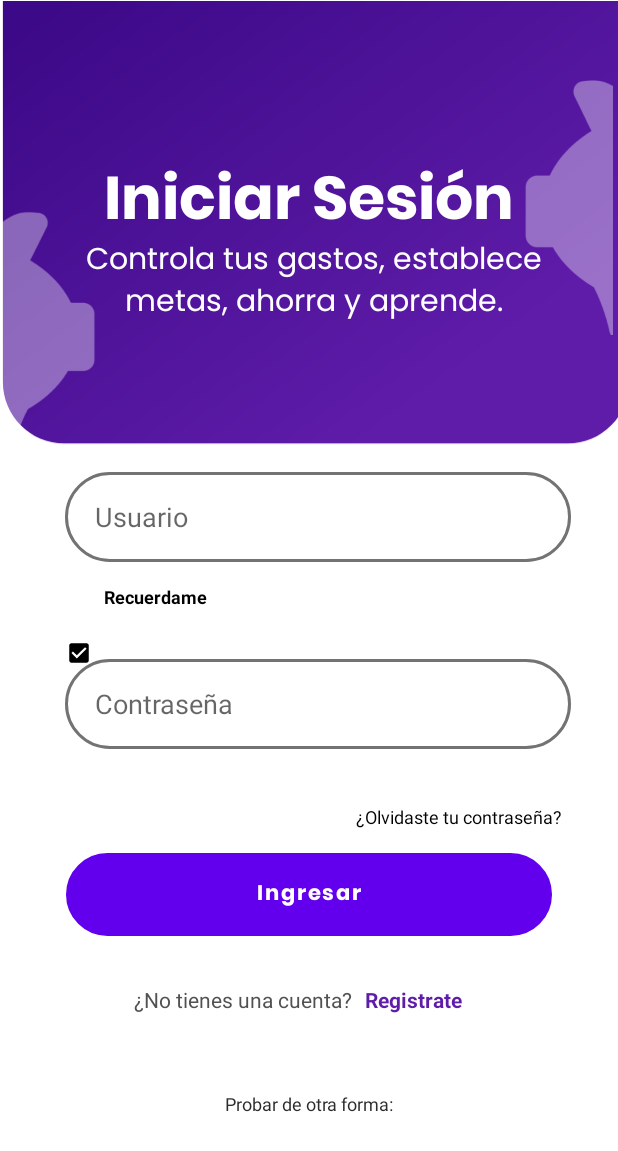
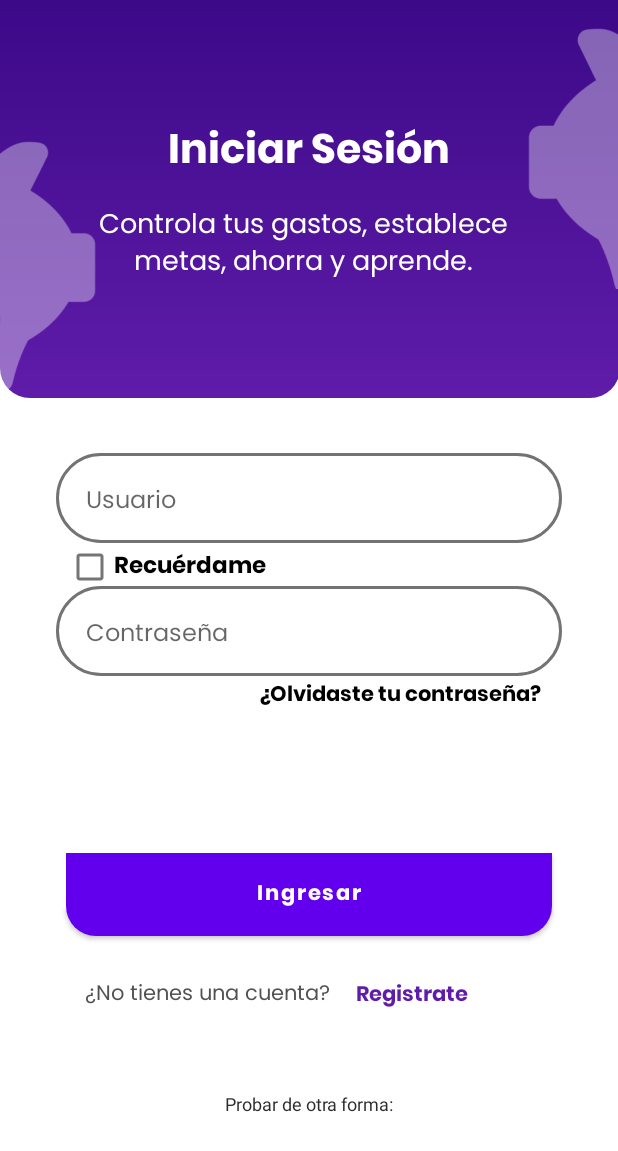
Before and after one commit to danielgranados123/Financia, an Android app: the layout activity_login.xml on its own in the app's theme, with its tools: preview values and no code run, on a phone screen of 412 x 824 dp. Shown: the top 1151 px of the screen. Run offline under Robolectric (Android 15) with nearby library versions, the phone set to English and light mode, and no system bars.

Commit message:
Cambie tipografias y tamaños en el login

```diff
--- a/AppMovil/app/src/main/AndroidManifest.xml
+++ b/AppMovil/app/src/main/AndroidManifest.xml
@@ -23,7 +23,14 @@
             android:exported="false" />
         <activity
             android:name=".activity_login"
-            android:exported="false" />
+            android:exported="true">
+
+        <intent-filter>
+            <action android:name="android.intent.action.MAIN" />
+
+            <category android:name="android.intent.category.LAUNCHER" />
+        </intent-filter>
+    </activity>
         <activity
             android:name=".ui.login.activity_login"
             android:exported="false"
@@ -31,13 +38,8 @@
         <activity
             android:name=".MainActivity"
             android:exported="true"
-            android:label="@string/app_name">
-            <intent-filter>
-                <action android:name="android.intent.action.MAIN" />
+            android:label="@string/app_name"/>
 
-                <category android:name="android.intent.category.LAUNCHER" />
-            </intent-filter>
-        </activity>
 
         <meta-data
             android:name="preloaded_fonts"
--- /dev/null
+++ b/AppMovil/app/src/main/res/drawable/ic_rectangulo_morado.xml
@@ -0,0 +1,12 @@
+<?xml version="1.0" encoding="utf-8"?>
+<layer-list xmlns:android="http://schemas.android.com/apk/res/android">
+    <item>
+        <shape android:shape="rectangle">
+            <corners android:bottomLeftRadius="20dp" android:bottomRightRadius="20dp" />
+            <gradient
+                android:startColor="#5F1CA9"
+                android:endColor="#3C0988"
+                android:angle="90" />
+        </shape>
+    </item>
+</layer-list>
--- a/AppMovil/app/src/main/res/layout/activity_login.xml
+++ b/AppMovil/app/src/main/res/layout/activity_login.xml
@@ -9,16 +9,40 @@
     tools:context=".activity_login">
 
     <ImageView
-        android:id="@+id/imageView"
-        android:layout_width="421dp"
-        android:layout_height="300dp"
+        android:id="@+id/imageView4"
+        android:layout_width="413dp"
+        android:layout_height="265dp"
+        app:layout_constraintBottom_toBottomOf="parent"
+        app:layout_constraintEnd_toEndOf="parent"
+        app:layout_constraintHorizontal_bias="0.571"
+        app:layout_constraintStart_toStartOf="parent"
+        app:layout_constraintTop_toTopOf="parent"
+        app:layout_constraintVertical_bias="0.0"
+        app:srcCompat="@drawable/ic_rectangulo_morado" />
+
+    <ImageView
+        android:id="@+id/imageView2"
+        android:layout_width="264dp"
+        android:layout_height="441dp"
         app:layout_constraintBottom_toBottomOf="parent"
         app:layout_constraintEnd_toEndOf="parent"
         app:layout_constraintHorizontal_bias="0.0"
         app:layout_constraintStart_toStartOf="parent"
         app:layout_constraintTop_toTopOf="parent"
+        app:layout_constraintVertical_bias="0.076"
+        app:srcCompat="@drawable/cerdoc" />
+
+    <ImageView
+        android:id="@+id/imageView3"
+        android:layout_width="246dp"
+        android:layout_height="194dp"
+        app:layout_constraintBottom_toBottomOf="parent"
+        app:layout_constraintEnd_toEndOf="parent"
+        app:layout_constraintHorizontal_bias="1.0"
+        app:layout_constraintStart_toStartOf="parent"
+        app:layout_constraintTop_toTopOf="parent"
         app:layout_constraintVertical_bias="0.0"
-        app:srcCompat="@drawable/ic_rectangulo" />
+        app:srcCompat="@drawable/cerdoderecha" />
 
     <TextView
         android:id="@+id/lbIniciarSesion"
@@ -27,134 +51,86 @@
         android:fontFamily="@font/poppins_bold"
         android:text="Iniciar Sesión"
         android:textColor="#ffffff"
-        android:textSize="40sp"
+        android:textSize="27sp"
         app:layout_constraintBottom_toBottomOf="parent"
         app:layout_constraintEnd_toEndOf="parent"
         app:layout_constraintStart_toStartOf="parent"
         app:layout_constraintTop_toTopOf="parent"
-        app:layout_constraintVertical_bias="0.134" />
+        app:layout_constraintVertical_bias="0.1" />
 
     <TextView
         android:id="@+id/textView2"
         android:layout_width="330dp"
         android:layout_height="57dp"
+        android:layout_marginTop="136dp"
         android:fontFamily="@font/poppins"
         android:text="Controla tus gastos, establece metas, ahorra y aprende."
         android:textAlignment="center"
         android:textColor="#ffffff"
-        android:textSize="20sp"
-        app:layout_constraintBottom_toBottomOf="@+id/imageView"
+        android:textSize="18sp"
         app:layout_constraintEnd_toEndOf="parent"
-        app:layout_constraintHorizontal_bias="0.543"
+        app:layout_constraintHorizontal_bias="0.456"
         app:layout_constraintStart_toStartOf="parent"
-        app:layout_constraintTop_toTopOf="parent"
-        app:layout_constraintVertical_bias="0.65" />
-
-    <ImageView
-        android:id="@+id/imageView2"
-        android:layout_width="262dp"
-        android:layout_height="474dp"
-        app:layout_constraintBottom_toBottomOf="parent"
-        app:layout_constraintEnd_toEndOf="parent"
-        app:layout_constraintHorizontal_bias="0.0"
-        app:layout_constraintStart_toStartOf="parent"
-        app:layout_constraintTop_toTopOf="parent"
-        app:layout_constraintVertical_bias="0.167"
-        app:srcCompat="@drawable/cerdoc" />
-
-    <ImageView
-        android:id="@+id/imageView3"
-        android:layout_width="241dp"
-        android:layout_height="260dp"
-        app:layout_constraintBottom_toBottomOf="parent"
-        app:layout_constraintEnd_toEndOf="parent"
-        app:layout_constraintHorizontal_bias="0.982"
-        app:layout_constraintStart_toStartOf="parent"
-        app:layout_constraintTop_toTopOf="parent"
-        app:layout_constraintVertical_bias="0.0"
-        app:srcCompat="@drawable/cerdoderecha" />
+        app:layout_constraintTop_toTopOf="parent" />
 
     <EditText
         android:id="@+id/txtNombreDeUsuario"
         android:layout_width="337dp"
         android:layout_height="60dp"
-        android:layout_marginBottom="76dp"
         android:background="@drawable/ic_plaintext"
         android:ems="10"
+        android:fontFamily="@font/poppins"
         android:hint="Usuario"
         android:inputType="text"
         android:paddingStart="20dp"
+        android:paddingTop="5dp"
+        android:textSize="16sp"
         app:layout_constraintBottom_toBottomOf="parent"
         app:layout_constraintEnd_toEndOf="parent"
-        app:layout_constraintHorizontal_bias="0.581"
         app:layout_constraintStart_toStartOf="parent"
-        app:layout_constraintTop_toBottomOf="@+id/imageView"
-        app:layout_constraintVertical_bias="0.037" />
+        app:layout_constraintTop_toBottomOf="@+id/imageView4"
+        app:layout_constraintVertical_bias="0.074" />
 
     <EditText
         android:id="@+id/txtCorreoElectronico"
         android:layout_width="337dp"
         android:layout_height="60dp"
-        android:layout_marginBottom="76dp"
+        android:layout_marginBottom="372dp"
         android:background="@drawable/ic_plaintext"
         android:ems="10"
+        android:fontFamily="@font/poppins"
         android:hint="Contraseña"
         android:inputType="text"
         android:paddingStart="20dp"
+        android:paddingTop="5dp"
+        android:textSize="16sp"
         app:layout_constraintBottom_toBottomOf="parent"
         app:layout_constraintEnd_toEndOf="parent"
-        app:layout_constraintHorizontal_bias="0.581"
         app:layout_constraintStart_toStartOf="parent"
-        app:layout_constraintTop_toBottomOf="@+id/imageView"
-        app:layout_constraintVertical_bias="0.359" />
-
-    <ImageView
-        android:id="@+id/imageView4"
-        android:layout_width="17dp"
-        android:layout_height="17dp"
-        app:layout_constraintBottom_toBottomOf="parent"
-        app:layout_constraintEnd_toEndOf="parent"
-        app:layout_constraintHorizontal_bias="0.111"
-        app:layout_constraintStart_toStartOf="parent"
-        app:layout_constraintTop_toTopOf="parent"
-        app:layout_constraintVertical_bias="0.529"
-        app:srcCompat="@drawable/check" />
+        app:layout_constraintTop_toBottomOf="@+id/txtNombreDeUsuario"
+        app:layout_constraintVertical_bias="0.96" />
 
     <TextView
         android:id="@+id/textViewContraseña"
         android:layout_width="wrap_content"
         android:layout_height="wrap_content"
+        android:layout_marginBottom="348dp"
+        android:fontFamily="@font/poppins_bold"
         android:text="¿Olvidaste tu contraseña?"
         android:textColor="#000000"
-        android:textSize="12sp"
+        android:textSize="14sp"
         app:layout_constraintBottom_toBottomOf="parent"
         app:layout_constraintEnd_toEndOf="parent"
-        app:layout_constraintHorizontal_bias="0.863"
+        app:layout_constraintHorizontal_bias="0.772"
         app:layout_constraintStart_toStartOf="parent"
-        app:layout_constraintTop_toTopOf="parent"
-        app:layout_constraintVertical_bias="0.664" />
-
-    <TextView
-        android:id="@+id/textViewRecuerdame"
-        android:layout_width="wrap_content"
-        android:layout_height="wrap_content"
-        android:text="Recuerdame"
-        android:textColor="#000000"
-        android:textSize="12sp"
-        android:textStyle="bold"
-        app:layout_constraintBottom_toBottomOf="@+id/imageView2"
-        app:layout_constraintEnd_toEndOf="parent"
-        app:layout_constraintHorizontal_bias="0.201"
-        app:layout_constraintStart_toStartOf="parent"
-        app:layout_constraintTop_toTopOf="parent"
-        app:layout_constraintVertical_bias="0.754" />
+        app:layout_constraintTop_toBottomOf="@+id/txtCorreoElectronico" />
 
     <Button
         android:id="@+id/btnIngresarLogin"
         android:layout_width="324dp"
         android:layout_height="55dp"
-        android:background="@drawable/ic_plaintext"
-        android:backgroundTint="#5F1CA8"
+        android:background="@drawable/ic_rectangulo_morado"
+
         android:fontFamily="@font/poppins_bold"
         android:text="Ingresar"
         android:textAllCaps="false"
@@ -169,31 +145,38 @@
         android:layout_width="wrap_content"
         android:layout_height="wrap_content"
         android:layout_marginBottom="148dp"
+        android:fontFamily="@font/poppins"
         android:text="¿No tienes una cuenta?"
         android:textColor="#515151"
         app:layout_constraintBottom_toBottomOf="parent"
         app:layout_constraintEnd_toEndOf="parent"
-        app:layout_constraintHorizontal_bias="0.334"
-        app:layout_constraintStart_toStartOf="parent" />
+        app:layout_constraintHorizontal_bias="0.229"
+        app:layout_constraintStart_toStartOf="parent"
+        app:layout_constraintTop_toBottomOf="@+id/btnIngresarLogin"
+        app:layout_constraintVertical_bias="0.971" />
 
     <TextView
         android:id="@+id/textView7"
         android:layout_width="wrap_content"
         android:layout_height="wrap_content"
         android:layout_marginBottom="148dp"
+        android:fontFamily="@font/poppins_bold"
         android:text="Registrate"
         android:textColor="#5F1CA8"
         android:textStyle="bold"
         app:layout_constraintBottom_toBottomOf="parent"
         app:layout_constraintEnd_toEndOf="parent"
-        app:layout_constraintHorizontal_bias="0.701"
-        app:layout_constraintStart_toStartOf="parent" />
+        app:layout_constraintHorizontal_bias="0.703"
+        app:layout_constraintStart_toStartOf="parent"
+        app:layout_constraintTop_toBottomOf="@+id/btnIngresarLogin"
+        app:layout_constraintVertical_bias="1.0" />
 
     <TextView
         android:id="@+id/textView8"
         android:layout_width="wrap_content"
         android:layout_height="wrap_content"
         android:layout_marginBottom="80dp"
+        android:fontFamily=""
         android:text="Probar de otra forma:"
         android:textColor="#2C2C2C"
         android:textSize="12sp"
@@ -203,5 +186,19 @@
         app:layout_constraintTop_toBottomOf="@+id/textView6"
         app:layout_constraintVertical_bias="1.0" />
 
+    <CheckBox
+        android:id="@+id/checkBox"
+        android:layout_width="wrap_content"
+        android:layout_height="wrap_content"
+        android:layout_marginTop="52dp"
+        android:fontFamily="@font/poppins_bold"
+
+        android:text="Recuérdame"
+        android:textSize="15dp"
+        app:layout_constraintEnd_toEndOf="parent"
+        app:layout_constraintHorizontal_bias="0.158"
+        app:layout_constraintStart_toStartOf="parent"
+        app:layout_constraintTop_toTopOf="@+id/txtNombreDeUsuario" />
+
 
 </androidx.constraintlayout.widget.ConstraintLayout>
```
Also changed, not shown: 1 other file.
